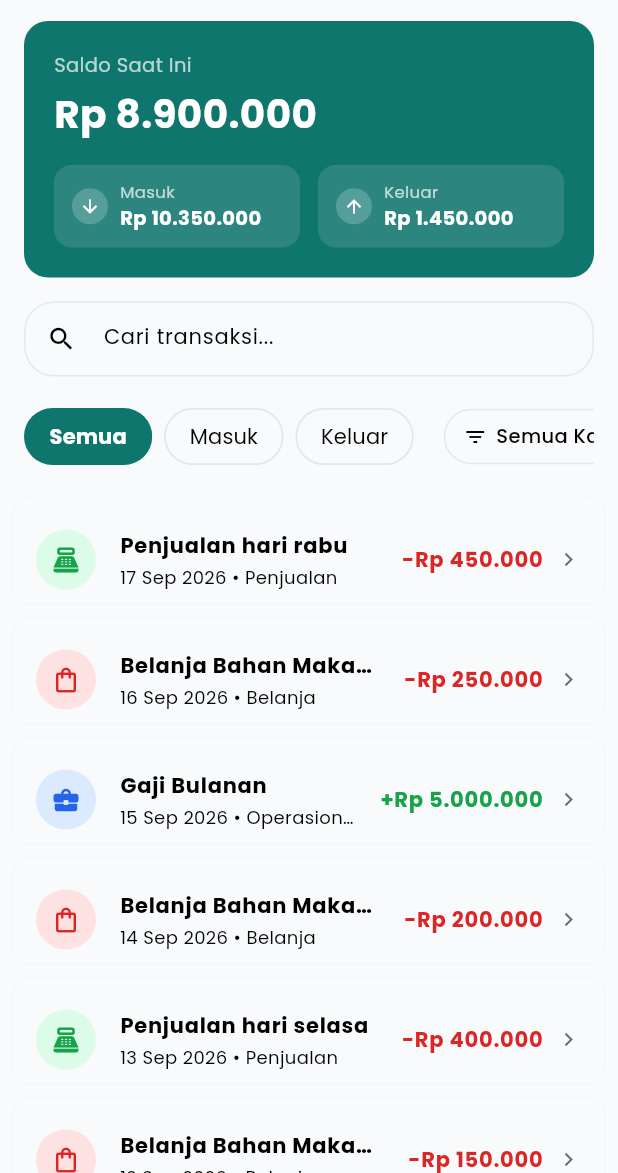
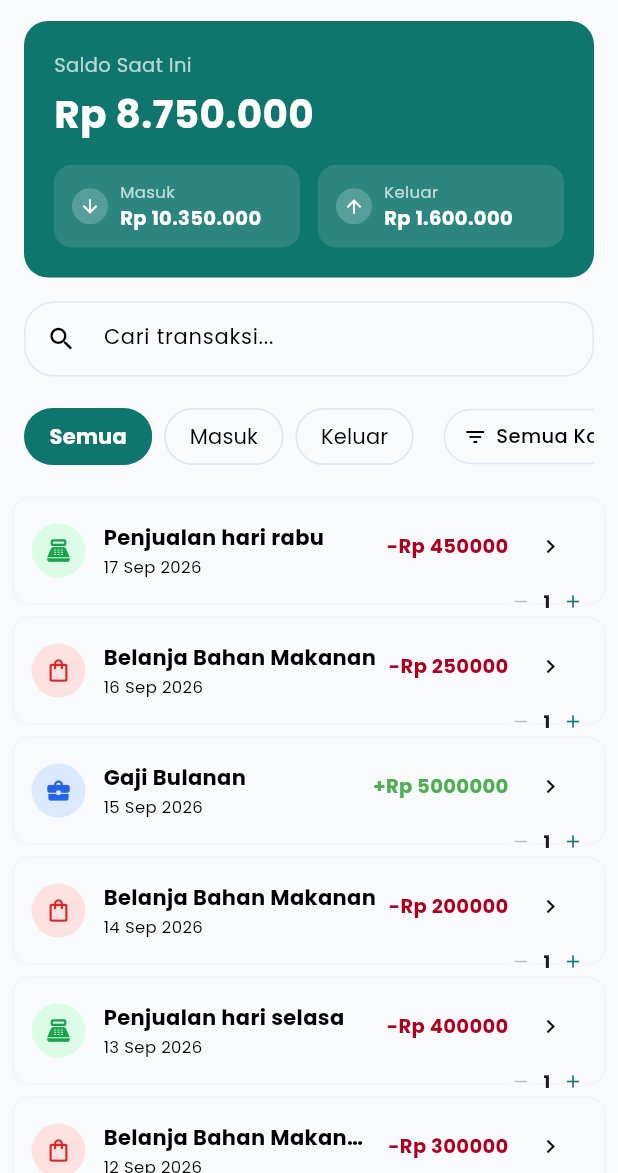
Before and after one commit to fachturrpl1/tallo, a Flutter app: the screen it shows after launch, after a tap on "Lihat Semua", on a phone screen of 412 x 824 dp, the part 63-1236 px from its top. Run offline on Flutter 3.47's test engine with Material 3 defaults, Android fonts, the phone set to English and light mode, and no system bars; our stand-ins replace google_fonts, shared_preferences.

Commit message:
refactor: resolving quantity and overflowing

```diff
--- a/lib/features/widgets/transactions/card/transactions_card.dart
+++ b/lib/features/widgets/transactions/card/transactions_card.dart
@@ -1,189 +1,150 @@
 import 'package:flutter/material.dart';
-import 'package:intl/intl.dart';
 import 'package:tallo/features/presentation/transaction_presenter.dart';
 import '../../../models/transactions.dart';
 
-class TransactionCard extends StatefulWidget {
+class TransactionCard extends StatelessWidget {
   final Transactions transaction;
   final bool overBalance;
+  final int currentQuantity; // <-- Tambahan parameter kuantitas
+  final ValueChanged<int>? onQuantityChanged;
   final VoidCallback? onTap;
-  final int stok;
-  final Function(int)? onQuantityChanged;
 
   const TransactionCard({
     super.key,
     required this.transaction,
     this.overBalance = false,
+    this.currentQuantity = 1, // <-- Nilai default
+    this.onQuantityChanged,
     this.onTap,
-    this.stok = 10,
-    this.onQuantityChanged,
   });
-
-  @override
-  State<TransactionCard> createState() => _TransactionCardState();
-}
-
-class _TransactionCardState extends State<TransactionCard> {
-  int jumlah = 1;
-  bool isSelected = false; // Status apakah card sedang aktif/diklik
-
-  void _updateJumlah(int inputJumlah) {
-    setState(() {
-      jumlah = inputJumlah;
-    });
-    if (widget.onQuantityChanged != null) {
-      widget.onQuantityChanged!(inputJumlah);
-    }
-  }
 
   @override
   Widget build(BuildContext context) {
     final colorScheme = Theme.of(context).colorScheme;
-    final currencyFormat = NumberFormat.decimalPattern('id_ID');
-    final String amountPrefix = widget.transaction.masuk ? '+Rp ' : '-Rp ';
 
-    return Card(
-      elevation: 0,
+    return Container(
+      decoration: BoxDecoration(
         color: colorScheme.surface,
-      margin: EdgeInsets.zero,
-      shape: RoundedRectangleBorder(
         borderRadius: BorderRadius.circular(12),
-        side: BorderSide(
-          color: isSelected
-              ? colorScheme.primary.withAlpha(80)
-              : colorScheme.outlineVariant.withAlpha(50),
-          width: 1,
+        border: Border.all(color: colorScheme.outlineVariant.withAlpha(80)),
+      ),
+      child: Padding(
+        padding: const EdgeInsets.symmetric(horizontal: 12, vertical: 8),
+        child: Row(
+          crossAxisAlignment: CrossAxisAlignment.center,
+          children: [
+            CircleAvatar(
+              radius: 18,
+              backgroundColor: transaction.categoryBgColor(context),
+              child: Icon(
+                transaction.icon,
+                size: 18,
+                color: transaction.categoryColor(context),
               ),
             ),
-      clipBehavior: Clip.antiAlias,
-      child: ListTile(
-        onTap: () {
-          setState(() {
-            isSelected = !isSelected; // Toggle stepper saat diklik
-          });
-          if (widget.onTap != null) widget.onTap!();
-        },
-        contentPadding: const EdgeInsets.symmetric(horizontal: 16, vertical: 6),
-        leading: CircleAvatar(
-          radius: 20,
-          backgroundColor: widget.transaction.categoryBgColor(context),
-          child: Icon(
-            widget.transaction.icon,
-            color: widget.transaction.categoryColor(context),
-            size: 20,
-          ),
-        ),
-        title: Text(
-          widget.transaction.keterangan,
-          maxLines: 1,
-          overflow: TextOverflow.ellipsis,
+            const SizedBox(width: 12),
+            Expanded(
+              child: Column(
+                mainAxisSize: MainAxisSize.min,
+                crossAxisAlignment: CrossAxisAlignment.start,
+                children: [
+                  Text(
+                    transaction.keterangan,
                     style: TextStyle(
                       fontWeight: FontWeight.bold,
                       fontSize: 14,
                       color: colorScheme.onSurface,
                     ),
-        ),
-        subtitle: Text(
-          '${widget.transaction.tanggalFormatted} • ${widget.transaction.categoriesLabel}',
                     maxLines: 1,
                     overflow: TextOverflow.ellipsis,
+                  ),
+                  const SizedBox(height: 2),
+                  Text(
+                    transaction.tanggalFormatted,
                     style: TextStyle(
+                      fontSize: 11,
                       color: colorScheme.onSurfaceVariant,
-            fontSize: 12,
                     ),
                   ),
-        trailing: Column(
-          mainAxisAlignment: MainAxisAlignment.center,
+                ],
+              ),
+            ),
+            const SizedBox(width: 8),
+            Column(
               crossAxisAlignment: CrossAxisAlignment.end,
               mainAxisSize: MainAxisSize.min,
               children: [
-            // Nominal (Kanan Atas)
                 Row(
                   mainAxisSize: MainAxisSize.min,
                   children: [
                     Text(
-                  '$amountPrefix${currencyFormat.format(widget.transaction.jumlah * jumlah)}',
-                  style: TextStyle(
-                    color: widget.transaction.amountColor(context),
-                    fontWeight: FontWeight.bold,
-                    fontSize: 14,
-                  ),
-                ),
-                // Icon Chevron (Hanya tampil jika stepper belum diklik)
-                if (!isSelected) ...[
-                  const SizedBox(width: 8),
-                  Icon(
-                    Icons.chevron_right,
-                    size: 18,
-                    color: colorScheme.onSurfaceVariant.withAlpha(150),
-                  ),
-                ],
-              ],
-            ),
-
-            // Stepper Quantity (Hanya tampil saat card diklik)
-            if (isSelected) ...[
-              const SizedBox(height: 6),
-              Container(
-                decoration: BoxDecoration(
-                  color: colorScheme.surfaceContainerHighest.withAlpha(100),
-                  borderRadius: BorderRadius.circular(8),
-                ),
-                padding: const EdgeInsets.symmetric(horizontal: 4, vertical: 2),
-                child: Row(
-                  mainAxisSize: MainAxisSize.min,
-                  children: [
-                    _buildStepperBtn(
-                      icon: Icons.remove,
-                      onPressed: jumlah > 1 ? () => _updateJumlah(jumlah - 1) : null,
-                      colorScheme: colorScheme,
-                    ),
-                    Padding(
-                      padding: const EdgeInsets.symmetric(horizontal: 10),
-                      child: Text(
-                        '$jumlah',
+                      '${transaction.masuk ? '+Rp ' : '-Rp '}${transaction.jumlah * currentQuantity}', // Nominal dikalikan jumlah
                       style: TextStyle(
                         fontWeight: FontWeight.bold,
                         fontSize: 13,
-                          color: colorScheme.onSurface,
+                        color: transaction.masuk ? Colors.green : colorScheme.error,
+                      ),
+                    ),
+                    const SizedBox(width: 4),
+                    IconButton(
+                      icon: const Icon(Icons.chevron_right),
+                      iconSize: 18,
+                      color: colorScheme.onSurfaceVariant,
+                      padding: EdgeInsets.zero,
+                      constraints: const BoxConstraints(),
+                      onPressed: onTap,
+                    ),
+                  ],
+                ),
+                const SizedBox(height: 4),
+                // Stepper Fungsional
+                Row(
+                  mainAxisSize: MainAxisSize.min,
+                  children: [
+                    InkWell(
+                      onTap: currentQuantity > 1
+                          ? () => onQuantityChanged?.call(currentQuantity - 1)
+                          : null,
+                      borderRadius: BorderRadius.circular(4),
+                      child: Container(
+                        padding: const EdgeInsets.all(2),
+                        decoration: BoxDecoration(
+                          color: colorScheme.surfaceContainerHighest.withAlpha(100),
+                          borderRadius: BorderRadius.circular(4),
+                        ),
+                        child: Icon(
+                          Icons.remove,
+                          size: 14,
+                          color: currentQuantity > 1 ? colorScheme.primary : colorScheme.onSurface.withAlpha(60),
                         ),
                       ),
                     ),
-                    _buildStepperBtn(
-                      icon: Icons.add,
-                      onPressed: jumlah < widget.stok ? () => _updateJumlah(jumlah + 1) : null,
-                      colorScheme: colorScheme,
+                    Padding(
+                      padding: const EdgeInsets.symmetric(horizontal: 6),
+                      child: Text(
+                        '$currentQuantity',
+                        style: const TextStyle(fontSize: 12, fontWeight: FontWeight.bold),
+                      ),
+                    ),
+                    InkWell(
+                      onTap: () => onQuantityChanged?.call(currentQuantity + 1),
+                      borderRadius: BorderRadius.circular(4),
+                      child: Container(
+                        padding: const EdgeInsets.all(2),
+                        decoration: BoxDecoration(
+                          color: colorScheme.surfaceContainerHighest.withAlpha(100),
+                          borderRadius: BorderRadius.circular(4),
+                        ),
+                        child: Icon(Icons.add, size: 14, color: colorScheme.primary),
+                      ),
                     ),
                   ],
                 ),
+              ],
             ),
-            ],
           ],
         ),
       ),
     );
   }
-
-  Widget _buildStepperBtn({
-    required IconData icon,
-    required VoidCallback? onPressed,
-    required ColorScheme colorScheme,
-  }) {
-    final bool isEnabled = onPressed != null;
-
-    return InkWell(
-      onTap: onPressed,
-      borderRadius: BorderRadius.circular(6),
-      child: Padding(
-        padding: const EdgeInsets.all(4),
-        child: Icon(
-          icon,
-          size: 16,
-          color: isEnabled
-              ? colorScheme.primary
-              : colorScheme.onSurface.withAlpha(70),
-        ),
-      ),
-    );
 }
-}
--- a/lib/main.dart
+++ b/lib/main.dart
@@ -29,7 +29,7 @@ final List<Transactions> transactionsList = [
     keterangan: 'Belanja Bahan Makanan',
     masuk: false,
     kategori: '2',
-    jumlah: 150000,
+    jumlah: 300000,
     tanggal: Transactions.inputTanggal(12, 9, 2026),
   ),
   Transactions(
```
Also changed, not shown: lib/features/models/balance_result.dart (+41 -0 lines), lib/features/pages/dashboard_page.dart (+27 -9 lines), lib/features/pages/transactions_page.dart (+27 -17 lines). Lines whose indentation alone changed are shown as unchanged.
